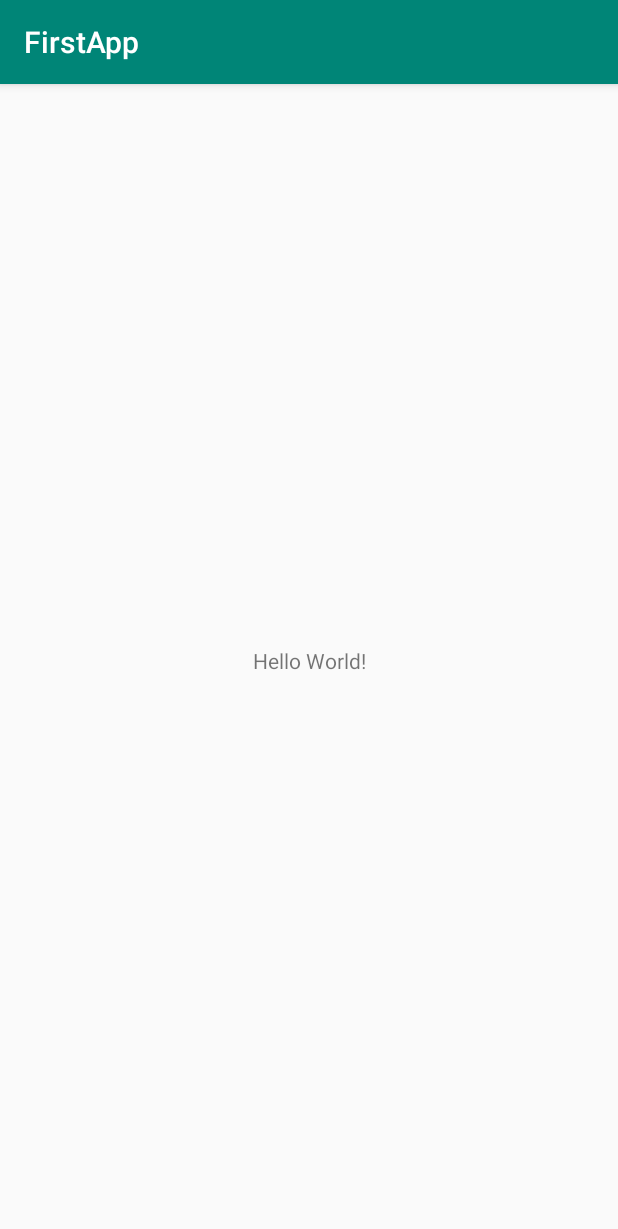
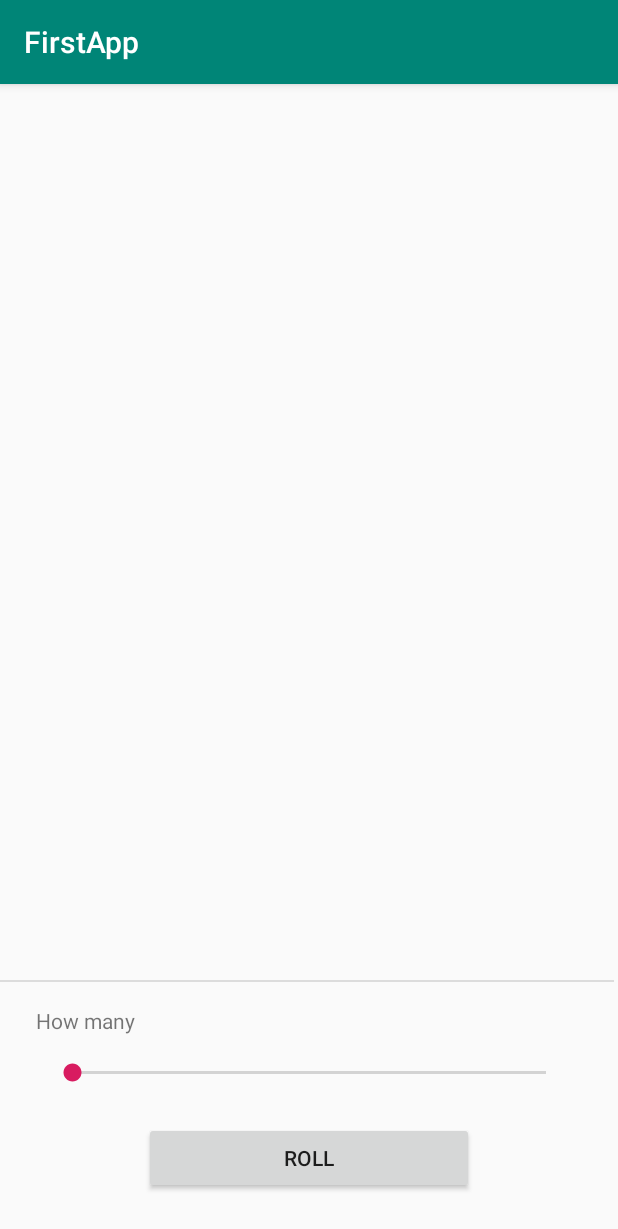
Before and after one commit to Quadrified/Android-Training, an Android app: the screen it shows after launch (MainActivity), on a phone screen of 412 x 824 dp. Shown: the top 1229 px of the screen. Run offline under Robolectric (Android 15) with nearby library versions, the phone set to English and light mode, and no system bars.

Commit message:
Added components

```diff
--- a/FirstApp/app/build.gradle
+++ b/FirstApp/app/build.gradle
@@ -26,4 +26,5 @@ dependencies {
     testImplementation 'junit:junit:4.12'
     androidTestImplementation 'androidx.test.ext:junit:1.1.0'
     androidTestImplementation 'androidx.test.espresso:espresso-core:3.1.1'
+    implementation 'androidx.recyclerview:recyclerview:1.1.0'
 }
--- a/FirstApp/app/src/main/java/com/example/firstapp/MainActivity.java
+++ b/FirstApp/app/src/main/java/com/example/firstapp/MainActivity.java
@@ -10,5 +10,7 @@ public class MainActivity extends AppCompatActivity {
     protected void onCreate(Bundle savedInstanceState) {
         super.onCreate(savedInstanceState);
         setContentView(R.layout.activity_main);
+
+
     }
 }
--- a/FirstApp/app/src/main/res/layout/activity_main.xml
+++ b/FirstApp/app/src/main/res/layout/activity_main.xml
@@ -6,13 +6,61 @@
     android:layout_height="match_parent"
     tools:context=".MainActivity">
 
+    <Button
+        android:id="@+id/button"
+        android:layout_width="0dp"
+        android:layout_height="wrap_content"
+        android:layout_marginStart="96dp"
+        android:layout_marginLeft="96dp"
+        android:layout_marginEnd="96dp"
+        android:layout_marginRight="96dp"
+        android:layout_marginBottom="28dp"
+        android:text="Roll"
+        app:layout_constraintBottom_toBottomOf="parent"
+        app:layout_constraintEnd_toEndOf="parent"
+        app:layout_constraintHorizontal_bias="0.498"
+        app:layout_constraintStart_toStartOf="parent" />
+
+    <SeekBar
+        android:id="@+id/seekBar"
+        android:layout_width="0dp"
+        android:layout_height="wrap_content"
+        android:layout_marginStart="32dp"
+        android:layout_marginLeft="32dp"
+        android:layout_marginEnd="32dp"
+        android:layout_marginRight="32dp"
+        android:layout_marginBottom="24dp"
+        app:layout_constraintBottom_toTopOf="@+id/button"
+        app:layout_constraintEnd_toEndOf="parent"
+        app:layout_constraintStart_toStartOf="parent" />
+
     <TextView
+        android:id="@+id/textView2"
         android:layout_width="wrap_content"
         android:layout_height="wrap_content"
-        android:text="Hello World!"
-        app:layout_constraintBottom_toBottomOf="parent"
-        app:layout_constraintLeft_toLeftOf="parent"
-        app:layout_constraintRight_toRightOf="parent"
+        android:layout_marginStart="24dp"
+        android:layout_marginLeft="24dp"
+        android:layout_marginBottom="16dp"
+        android:text="How many"
+        app:layout_constraintBottom_toTopOf="@+id/seekBar"
+        app:layout_constraintStart_toStartOf="parent" />
+
+    <View
+        android:id="@+id/divider"
+        android:layout_width="409dp"
+        android:layout_height="1dp"
+        android:layout_marginBottom="16dp"
+        android:background="?android:attr/listDivider"
+        app:layout_constraintBottom_toTopOf="@+id/textView2"
+        tools:layout_editor_absoluteX="1dp" />
+
+    <TextView
+        android:id="@+id/resultText"
+        android:layout_width="wrap_content"
+        android:layout_height="wrap_content"
+        android:textSize="144sp"
+        app:layout_constraintBottom_toTopOf="@+id/divider"
+        app:layout_constraintEnd_toEndOf="parent"
+        app:layout_constraintStart_toStartOf="parent"
         app:layout_constraintTop_toTopOf="parent" />
-
 </androidx.constraintlayout.widget.ConstraintLayout>
```
